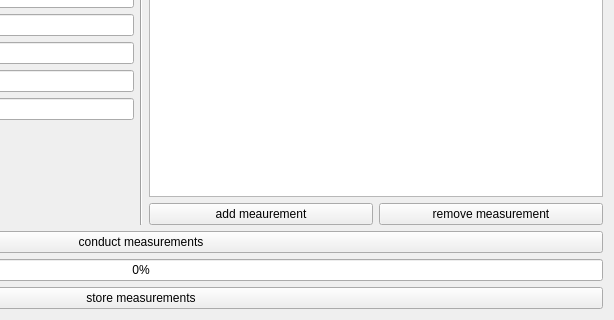
The window that gui/ui_files/ui_measurements.ui (phbuech/adatool) describes before a commit, drawn with Qt 5; both pictures show x 332 to 946 and y 367 to 687 of the 946 by 687 pixel window.
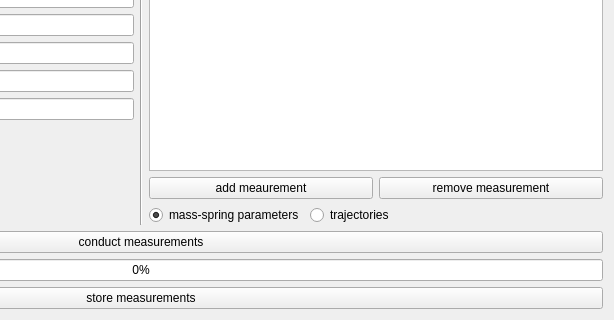
The same window after the commit.

Commit message: created Python file for measurements window

```diff
--- a/gui/ui_files/ui_measurements.ui
+++ b/gui/ui_files/ui_measurements.ui
@@ -287,6 +287,30 @@
          </item>
         </layout>
        </item>
+       <item>
+        <layout class="QFormLayout" name="formLayout_2">
+         <item row="0" column="0">
+          <widget class="QRadioButton" name="massSpringParametersRadioButton">
+           <property name="text">
+            <string>mass-spring parameters</string>
+           </property>
+           <property name="checked">
+            <bool>true</bool>
+           </property>
+          </widget>
+         </item>
+         <item row="0" column="1">
+          <widget class="QRadioButton" name="trajectoriesRadioButton">
+           <property name="text">
+            <string>trajectories</string>
+           </property>
+           <property name="checked">
+            <bool>false</bool>
+           </property>
+          </widget>
+         </item>
+        </layout>
+       </item>
       </layout>
      </item>
     </layout>
```
The commit also changes 2 other files.
